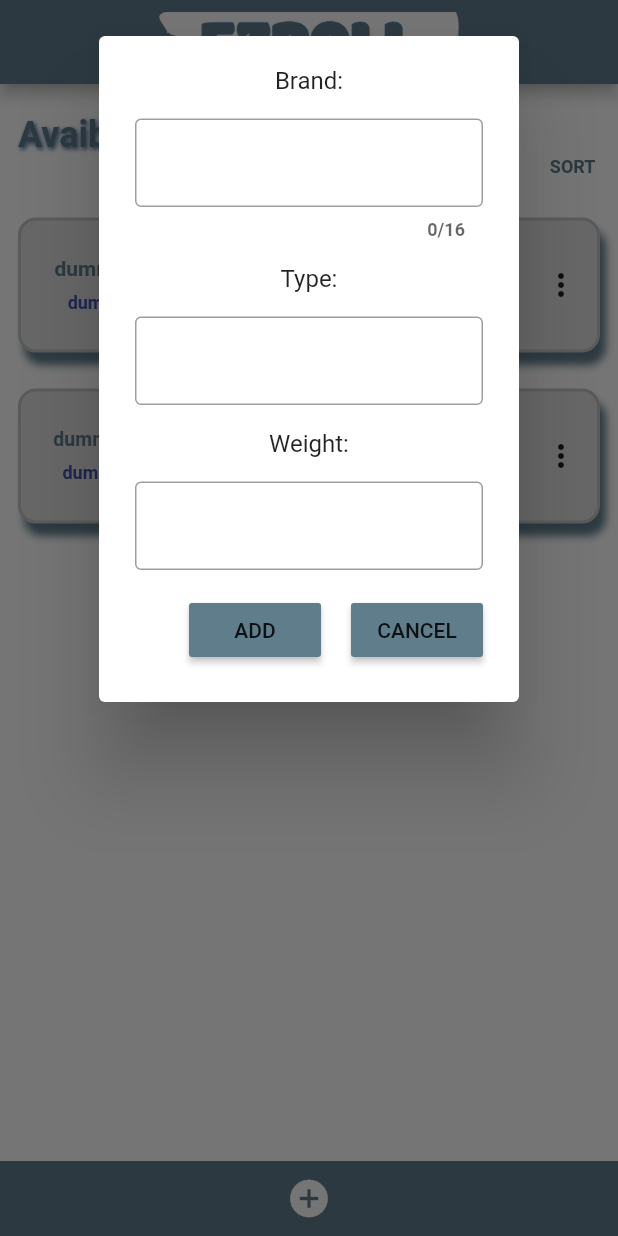
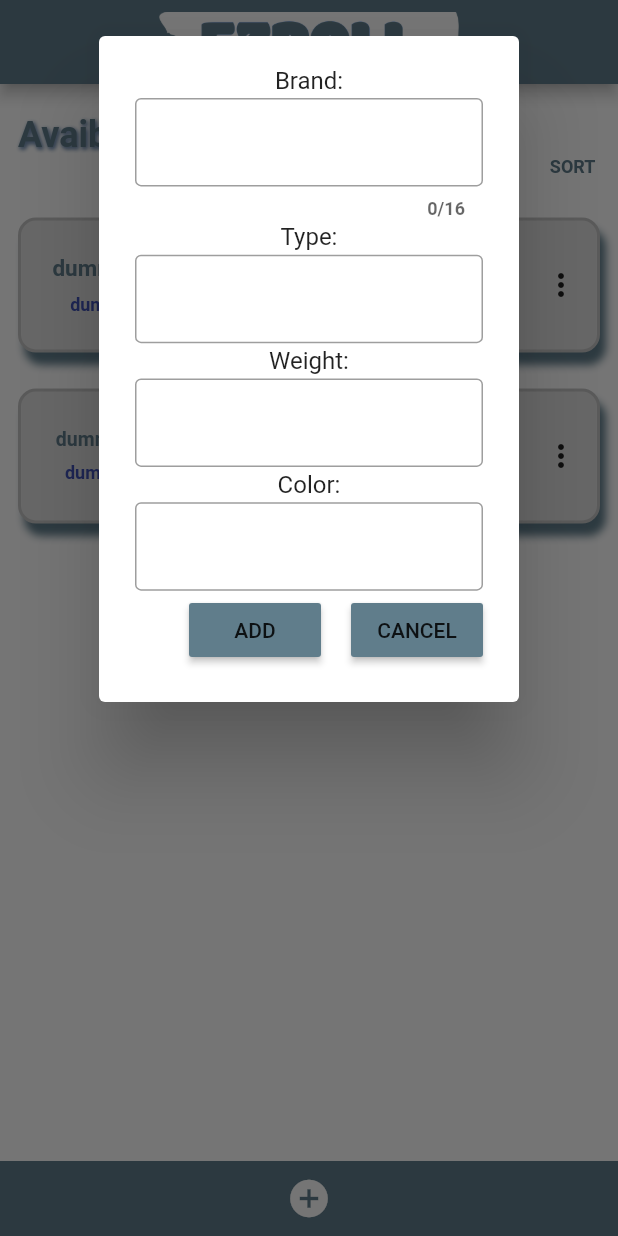
Before and after one commit to d00m303/ezroll, a Flutter app: the screen it shows after launch, after a tap on the "add circle" icon, on a phone screen of 412 x 824 dp. Run offline on Flutter 3.47's test engine with Material 2 defaults, Android fonts, the light colour scheme and no system bars; drawn by our look-alikes of auto_size_text; our stand-ins replace hive_flutter; accounts and stored records are empty.

Commit message:
-working colors from to list / still color picker to add

```diff
--- a/lib/homepage.dart
+++ b/lib/homepage.dart
@@ -7,7 +7,7 @@ import 'package:provider/provider.dart';
 import 'util/provider.dart';
 
 // TODO:
-// - dodac 3 kropki ikonke i dropdown do - edit    V
+
 // - color picker
 
 // sortowanie
@@ -21,6 +21,7 @@ class HomePage extends StatefulWidget {
 
 class _HomePageState extends State<HomePage> {
   final _myBox = Hive.box('mybox');
+  Color _color = Colors.blue;
 
   @override
   void initState() {
@@ -49,6 +50,7 @@ class _HomePageState extends State<HomePage> {
             namecontroller: customer.namecontroller,
             typecontroller: customer.typecontroller,
             weightcontroller: customer.weightcontroller,
+            colorcontroller: customer.colorcontroller,
             onSave: customer.addRoll,
             onCancel: () => Navigator.of(context).pop(),
           );
@@ -73,6 +75,7 @@ class _HomePageState extends State<HomePage> {
         children: [
           const DashText(),
           const SpoolListView(),
+
           Row(
             children: [
               Container(
@@ -88,15 +91,16 @@ class _HomePageState extends State<HomePage> {
               ),
             ],
           ),
+
+          // floatingActionButton: FloatingActionButton(
+          //   onPressed: () {},
+          //   child: IconButton(
+          //     onPressed: createNewSpool,
+          //     icon: const Icon(Icons.add),
+          //   ),
+          // ),
         ],
       ),
-      // floatingActionButton: FloatingActionButton(
-      //   onPressed: () {},
-      //   child: IconButton(
-      //     onPressed: createNewSpool,
-      //     icon: const Icon(Icons.add),
-      //   ),
-      // ),
     );
   }
 }
--- a/lib/spool_list_view.dart
+++ b/lib/spool_list_view.dart
@@ -17,6 +17,7 @@ class SpoolListView extends StatefulWidget {
 class _SpoolListViewState extends State<SpoolListView> {
   @override
   Widget build(BuildContext context) {
+    Color _color = Colors.blue;
     final customer = Provider.of<Customer>(context, listen: true);
     String text = "";
     int x = 0;
@@ -82,29 +83,21 @@ class _SpoolListViewState extends State<SpoolListView> {
                         const SizedBox(
                           width: 20,
                         ),
-                        Row(
-                          children: [
-                            Container(
-                              width: 30,
-                              height: 30,
-                              decoration: BoxDecoration(
-                                border: Border.all(
-                                    color: const Color.fromARGB(255, 34, 2, 75),
-                                    width: 1.0),
-                              ),
-                              child: Padding(
-                                padding: const EdgeInsets.all(2.0),
-                                child: Container(
-                                  decoration: BoxDecoration(
-                                      color: Colors.white,
-                                      borderRadius: BorderRadius.circular(12)),
-                                  width: 20,
-                                  height: 20,
-                                ),
-                              ),
-                            ),
-                          ],
-                        ),
+                        Container(
+                            width: 20,
+                            height: 50,
+                            color: (customer.listaRolek[index][3] == "0")
+                                ? Colors.red
+                                : (customer.listaRolek[index][3] == "1")
+                                    ? Colors.blue
+                                    : (customer.listaRolek[index][3] == "2")
+                                        ? Colors.cyan
+                                        : (customer.listaRolek[index][3] == "3")
+                                            ? Colors.green
+                                            : (customer.listaRolek[index][3] ==
+                                                    "4")
+                                                ? Colors.yellow
+                                                : Colors.black),
                         Expanded(
                           child: Column(
                             mainAxisAlignment: MainAxisAlignment.center,
--- a/lib/util/dialog.dart
+++ b/lib/util/dialog.dart
@@ -9,6 +9,7 @@ class DialogBox extends StatefulWidget {
   final namecontroller;
   final typecontroller;
   final weightcontroller;
+  final colorcontroller;
 
   VoidCallback onSave;
   VoidCallback onCancel;
@@ -18,6 +19,7 @@ class DialogBox extends StatefulWidget {
       this.namecontroller,
       this.typecontroller,
       required this.weightcontroller,
+      required this.colorcontroller,
       required this.onSave,
       required this.onCancel});
 
@@ -55,6 +57,12 @@ class _DialogBoxState extends State<DialogBox> {
               TextField(
                   keyboardType: TextInputType.number,
                   controller: customer.weightcontroller,
+                  decoration:
+                      const InputDecoration(border: OutlineInputBorder())),
+              const Text('Color:'),
+              TextField(
+                  keyboardType: TextInputType.number,
+                  controller: customer.colorcontroller,
                   decoration:
                       const InputDecoration(border: OutlineInputBorder())),
               Row(
--- a/lib/util/provider.dart
+++ b/lib/util/provider.dart
@@ -2,17 +2,30 @@ import 'package:flutter/material.dart';
 import 'package:hive_flutter/hive_flutter.dart';
 
 class Customer extends ChangeNotifier {
+  var kolorrolki = [
+    Colors.red,
+    Colors.blue,
+    Colors.cyan,
+    Colors.green,
+    Colors.yellow,
+  ];
+
   List listaRolek = [];
 
   TextEditingController namecontroller = TextEditingController();
   TextEditingController typecontroller = TextEditingController();
   TextEditingController weightcontroller = TextEditingController();
+  TextEditingController colorcontroller = TextEditingController();
 
   int currentIndex = 0;
 
   void addRoll() {
-    listaRolek
-        .add([namecontroller.text, typecontroller.text, weightcontroller.text]);
+    listaRolek.add([
+      namecontroller.text,
+      typecontroller.text,
+      weightcontroller.text,
+      colorcontroller.text
+    ]);
 
     namecontroller.clear();
     typecontroller.clear();
@@ -23,8 +36,12 @@ class Customer extends ChangeNotifier {
 
   void updateRoll(int index) {
     listaRolek.removeAt(index);
-    listaRolek
-        .add([namecontroller.text, typecontroller.text, weightcontroller.text]);
+    listaRolek.add([
+      namecontroller.text,
+      typecontroller.text,
+      weightcontroller.text,
+      colorcontroller.text
+    ]);
 
     namecontroller.clear();
     typecontroller.clear();
@@ -39,8 +56,8 @@ class Customer extends ChangeNotifier {
   // run this method if this is the 1st time ever opening this app
   void createInitialData() {
     listaRolek = [
-      ["dummyName", "dummyType", "100"],
-      ["dummyName2", "dummyType2", "200"],
+      ["dummyName", "dummyType", "100", "0"],
+      ["dummyName2", "dummyType2", "200", "3"],
     ];
     notifyListeners();
   }
```
